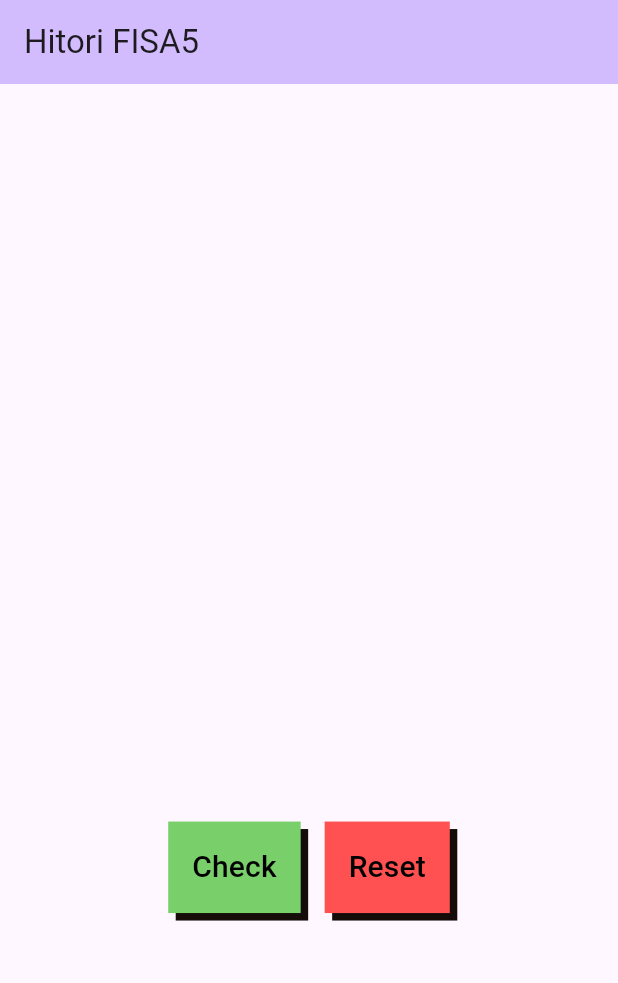
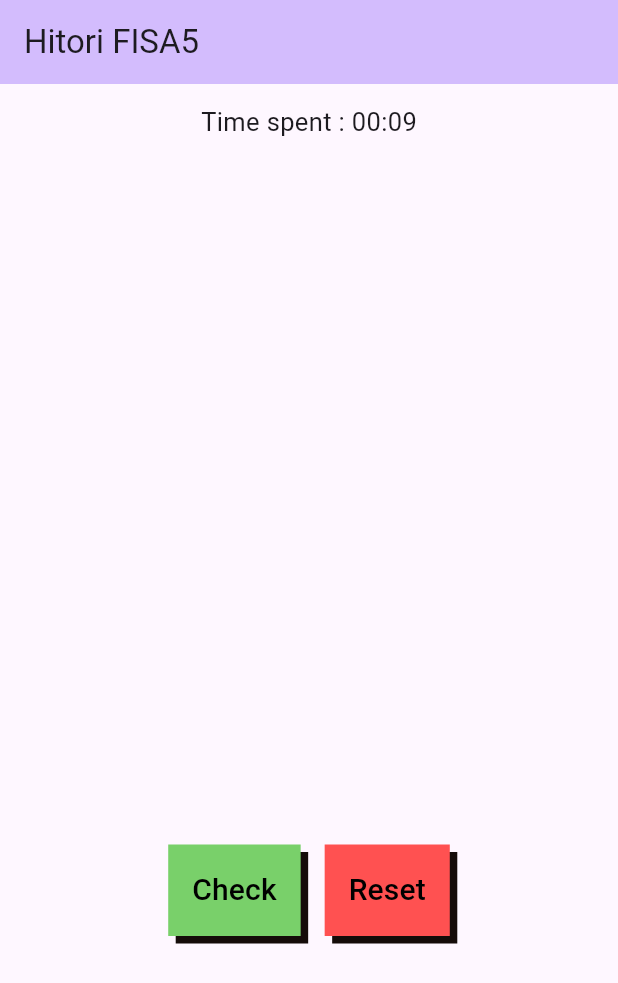
Before and after one commit to Barbary-Theo/FISA5-hitori, a Flutter app: the screen it shows after launch, after a tap on "Check", on a phone screen of 412 x 824 dp. Shown: the top 983 px of the screen. Run offline on Flutter 3.47's test engine with Material 2 defaults, Android fonts, the phone set to English and light mode, and no system bars.

Commit message:
terminate project, maybe some improvements later

```diff
--- a/hitori/lib/main.dart
+++ b/hitori/lib/main.dart
@@ -1,3 +1,4 @@
+import 'dart:async';
 import 'dart:math';
 
 import 'package:flutter/material.dart';
@@ -33,10 +34,12 @@ class HitoriPage extends StatefulWidget {
 }
 
 class _HitoriPageState extends State<HitoriPage> {
-  List<List<int>> grid = [];
-  final List<List<Color>> gridColor = [];
-  final List<List<bool>> gridCheck = [];
+  final List<List<int>> grid = [];
+  List<List<Color>> gridColor = [];
+  List<List<bool>> gridCheck = [];
   bool isGameTerminated = false;
+  DateTime whenGameStarted = DateTime.now();
+  String chrono = "";
 
   void initializeGrid() {
     var random = Random();
@@ -75,43 +78,30 @@ class _HitoriPageState extends State<HitoriPage> {
     switch (rdm) {
       case 1:
         {
-          grid = grid1;
+          copyGrid(grid1);
         }
         break;
 
       case 2:
         {
-          grid = grid2;
+          copyGrid(grid2);
         }
         break;
 
       case 3:
         {
-          grid = grid3;
+          copyGrid(grid3);
         }
         break;
 
       case 4:
         {
-          grid = grid4;
+          copyGrid(grid4);
         }
         break;
     }
-    /*int tmp = 1;
-    for (int i = 0; i < 5; i++) {
-      tmp = i + 1;
-      List<int> row = [];
-      for (int j = 0; j < 5; j++) {
-        row.add(tmp);
-        tmp++;
-        if (tmp > 5) {
-          tmp = 1;
-        }
-      }
 
-      grid.add(row);
-    }*/
-
+    gridColor = [];
     for (int i = 0; i < 5; i++) {
       List<Color> rowColor = [];
       for (int j = 0; j < 5; j++) {
@@ -120,12 +110,20 @@ class _HitoriPageState extends State<HitoriPage> {
       gridColor.add(rowColor);
     }
 
+    gridCheck = [];
     for (int i = 0; i < 5; i++) {
       List<bool> rowBool = [];
       for (int j = 0; j < 5; j++) {
         rowBool.add(false);
       }
       gridCheck.add(rowBool);
+    }
+  }
+
+  void copyGrid(List<List<int>> gridToCopy) {
+    grid.clear();
+    for (var ele in gridToCopy) {
+      grid.add(ele);
     }
   }
 
@@ -139,7 +137,11 @@ class _HitoriPageState extends State<HitoriPage> {
 
   @override
   void initState() {
+    whenGameStarted = DateTime.now();
     initializeGrid();
+    Timer.periodic(Duration(seconds: 1), (timer) {
+      updateCurrentChrono();
+    });
   }
 
   bool isAllWhiteCaseHasBeenVisited() {
@@ -303,11 +305,8 @@ class _HitoriPageState extends State<HitoriPage> {
                               isGameTerminated = false;
                               Navigator.of(context).pop();
                               setState(() {
-                                for (int i = 0; i < grid.length; i++) {
-                                  for (int j = 0; j < grid[0].length; j++) {
-                                    gridColor[i][j] = Colors.white;
-                                  }
-                                }
+                                whenGameStarted = DateTime.now();
+                                initializeGrid();
                               });
                             },
                             style: ElevatedButton.styleFrom(
@@ -331,7 +330,52 @@ class _HitoriPageState extends State<HitoriPage> {
             ); // Use your custom modal content widget here
           },
         );
+      } else {
+        showDialog(
+          context: context,
+          builder: (BuildContext context) {
+            return AlertDialog(
+              title: Icon(
+                Icons.error,
+                size: 60,
+                color: Colors.red,
+              ),
+              content: Text(
+                'The grid is not completely solved yet or incorrect',
+                style: TextStyle(
+                  color: Colors.red,
+                  fontWeight: FontWeight.bold,
+                  fontSize: 18,
+                ),
+              ),
+              actions: [
+                TextButton(
+                  onPressed: () {
+                    // Close the alert dialog
+                    Navigator.of(context).pop();
+                  },
+                  child: Text(
+                    'OK',
+                    style: TextStyle(
+                      color: Colors.red,
+                      fontSize: 16,
+                    ),
+                  ),
+                ),
+              ],
+            );
+          },
+        );
       }
+    });
+  }
+
+  void updateCurrentChrono() {
+    Duration duration = DateTime.now().difference(whenGameStarted);
+    var minutes = duration.inMinutes.remainder(60).toString().padLeft(2, '0');
+    var seconds = duration.inSeconds.remainder(60).toString().padLeft(2, '0');
+    setState(() {
+      chrono = '$minutes:$seconds';
     });
   }
 
@@ -346,6 +390,10 @@ class _HitoriPageState extends State<HitoriPage> {
         alignment: Alignment.center,
         child: Column(
           children: <Widget>[
+            Text(
+              'Time spent : ' + chrono,
+              style: TextStyle(height: 3, fontSize: 17),
+            ),
             Flexible(
               child: FractionallySizedBox(
                 heightFactor: 0.7,
```
